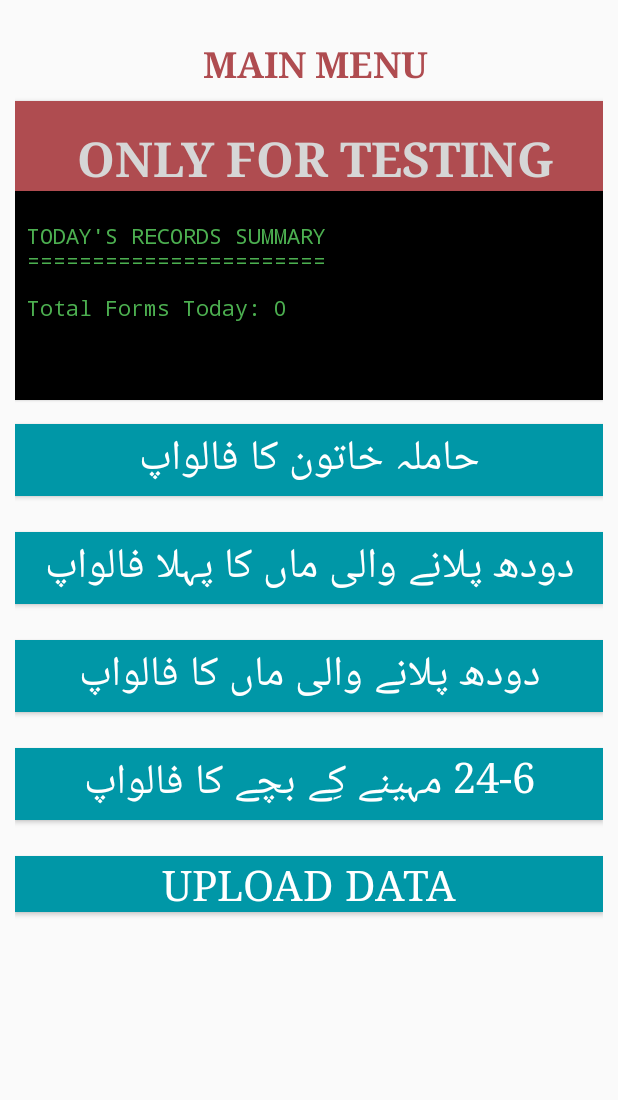
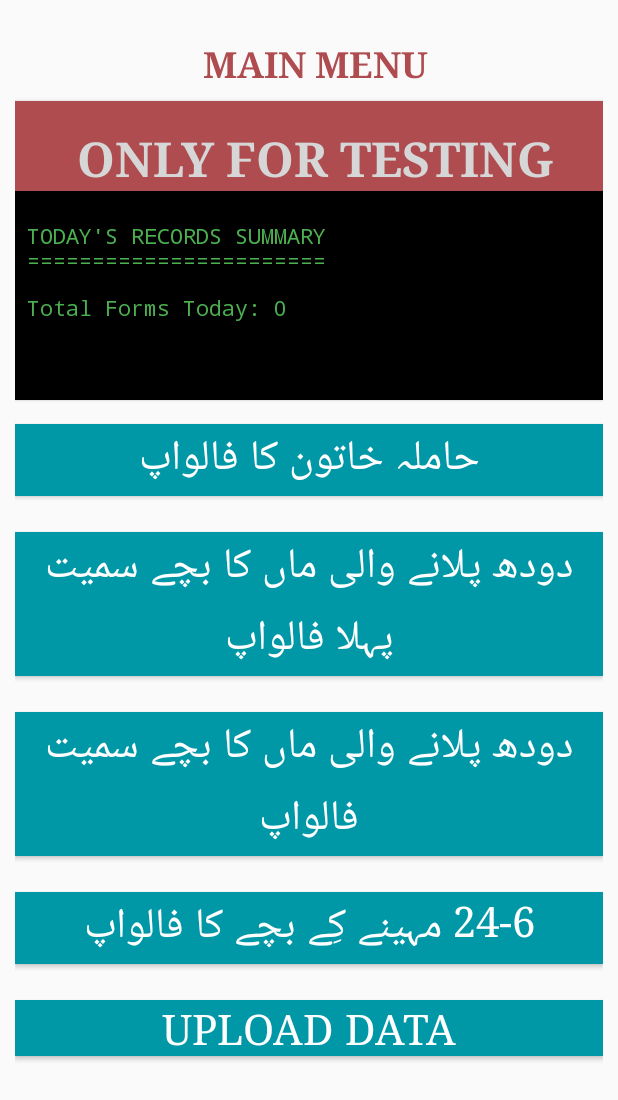
Before and after one commit to AliAzaz/WFP-FollowUPs, an Android app: the MainActivity screen opened directly, with no data from a screen before it, on a phone screen of 412 x 824 dp. Shown: the top 1100 px of the screen. Run offline under Robolectric (Android 15) with nearby library versions, the phone set to English and light mode, and no system bars; our stand-ins replace ButterKnife; Roboto replaces fonts that are not available here; 1 statement that could not run was skipped.

Commit message:
change translation

```diff
--- a/app/src/main/res/layout/activity_main.xml
+++ b/app/src/main/res/layout/activity_main.xml
@@ -99,7 +99,7 @@
             android:layout_marginTop="16dp"
             android:layout_marginBottom="8dp"
             android:onClick="openForm"
-            android:text="دودھ پلانے والی ماں کا پہلا فالواپ"
+            android:text="دودھ پلانے والی ماں کا بچے سمیت پہلا فالواپ"
             android:textSize="28sp" />
 
         <Button
@@ -109,7 +109,7 @@
             android:layout_marginTop="16dp"
             android:layout_marginBottom="8dp"
             android:onClick="openForm"
-            android:text="دودھ پلانے والی ماں کا فالواپ"
+            android:text="دودھ پلانے والی ماں کا بچے سمیت فالواپ"
             android:textSize="28sp" />
 
 
```
Also changed, not shown: 1 other file.
